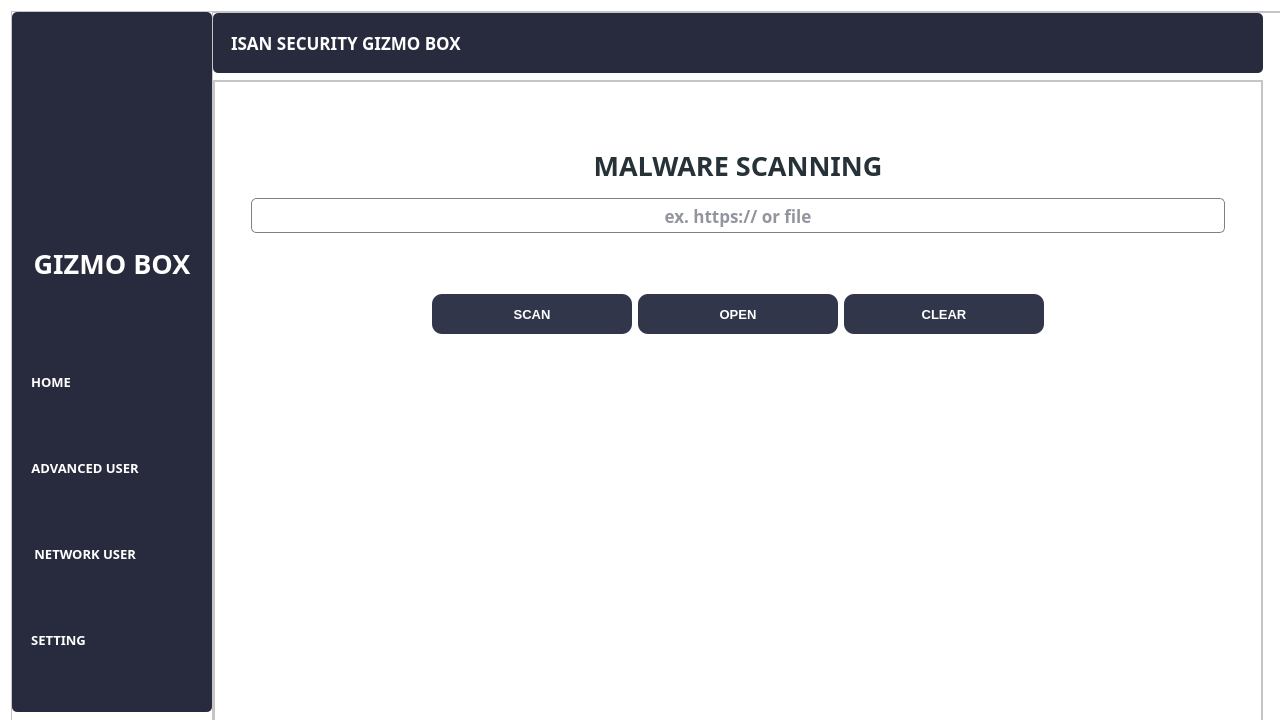
Old version of the form assets/ui/mainUI.ui in the repository NicasioTn/Windows-ISAN-Security-Gizmo-Box.
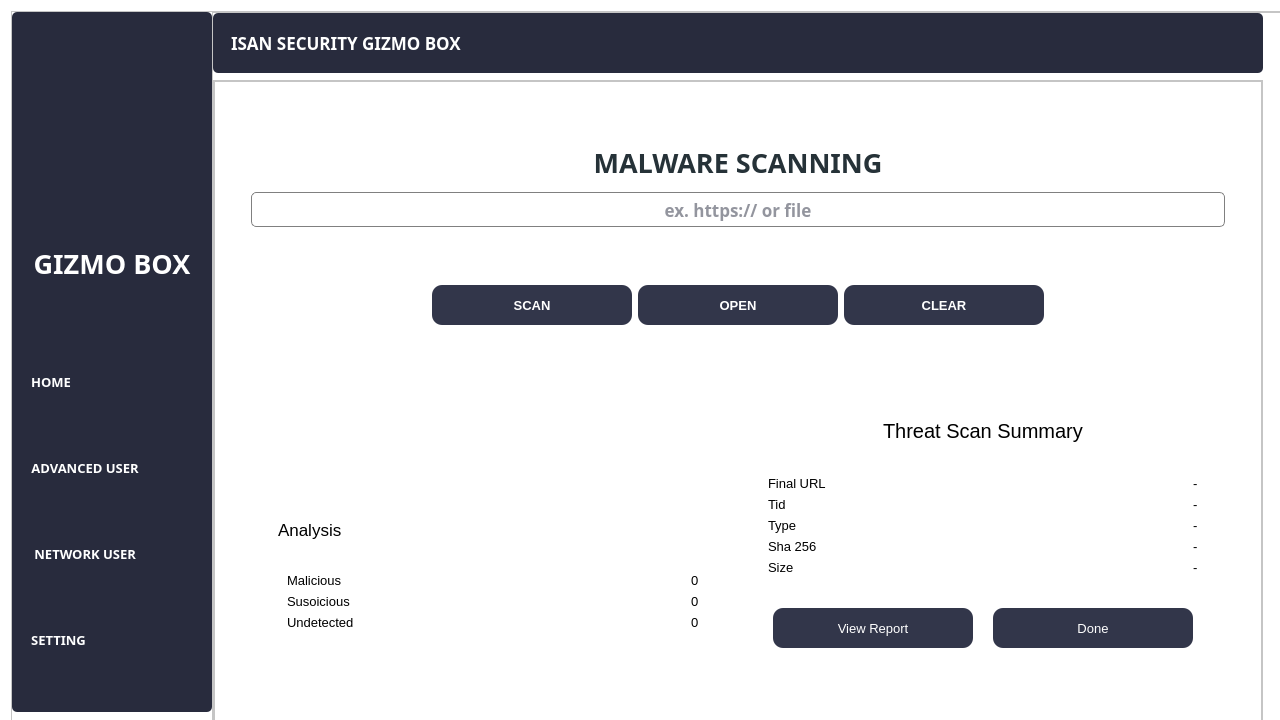
New version of the form. The open tabs and pages were chosen to show the change. Icons and pictures are not drawn.

Diff of the .ui file:
```diff
--- a/assets/ui/mainUI.ui
+++ b/assets/ui/mainUI.ui
@@ -6216,6 +6216,413 @@
                            <property name="frameShadow">
                             <enum>QFrame::Raised</enum>
                            </property>
+                           <layout class="QHBoxLayout" name="horizontalLayout_3">
+                            <item>
+                             <widget class="QWidget" name="widget" native="true">
+                              <layout class="QVBoxLayout" name="verticalLayout_6">
+                               <item>
+                                <widget class="QWidget" name="widget_3" native="true">
+                                 <layout class="QHBoxLayout" name="horizontalLayout_45">
+                                  <item>
+                                   <widget class="QLabel" name="label_imagemalware">
+                                    <property name="minimumSize">
+                                     <size>
+                                      <width>50</width>
+                                      <height>50</height>
+                                     </size>
+                                    </property>
+                                    <property name="maximumSize">
+                                     <size>
+                                      <width>50</width>
+                                      <height>50</height>
+                                     </size>
+                                    </property>
+                                    <property name="text">
+                                     <string/>
+                                    </property>
+                                    <property name="pixmap">
+                                     <pixmap>../images/icons8-malware-50.png</pixmap>
+                                    </property>
+                                    <property name="scaledContents">
+                                     <bool>true</bool>
+                                    </property>
+                                   </widget>
+                                  </item>
+                                 </layout>
+                                </widget>
+                               </item>
+                               <item>
+                                <widget class="QWidget" name="widget_4" native="true">
+                                 <layout class="QVBoxLayout" name="verticalLayout_57">
+                                  <item>
+                                   <widget class="QWidget" name="widget_8" native="true">
+                                    <layout class="QVBoxLayout" name="verticalLayout_60">
+                                     <item>
+                                      <widget class="QLabel" name="label_Analysis">
+                                       <property name="font">
+                                        <font>
+                                         <pointsize>13</pointsize>
+                                        </font>
+                                       </property>
+                                       <property name="text">
+                                        <string>Analysis</string>
+                                       </property>
+                                      </widget>
+                                     </item>
+                                    </layout>
+                                   </widget>
+                                  </item>
+                                  <item>
+                                   <widget class="QWidget" name="widget_5" native="true">
+                                    <layout class="QHBoxLayout" name="horizontalLayout_44">
+                                     <item>
+                                      <widget class="QWidget" name="widget_6" native="true">
+                                       <layout class="QVBoxLayout" name="verticalLayout_55">
+                                        <item>
+                                         <widget class="QLabel" name="label_malicious">
+                                          <property name="font">
+                                           <font>
+                                            <pointsize>10</pointsize>
+                                           </font>
+                                          </property>
+                                          <property name="text">
+                                           <string>Malicious</string>
+                                          </property>
+                                         </widget>
+                                        </item>
+                                        <item>
+                                         <widget class="QLabel" name="label_suspicious">
+                                          <property name="font">
+                                           <font>
+                                            <pointsize>10</pointsize>
+                                           </font>
+                                          </property>
+                                          <property name="text">
+                                           <string>Susoicious</string>
+                                          </property>
+                                         </widget>
+                                        </item>
+                                        <item>
+                                         <widget class="QLabel" name="label_undetected">
+                                          <property name="font">
+                                           <font>
+                                            <pointsize>10</pointsize>
+                                           </font>
+                                          </property>
+                                          <property name="text">
+                                           <string>Undetected</string>
+                                          </property>
+                                         </widget>
+                                        </item>
+                                       </layout>
+                                      </widget>
+                                     </item>
+                                     <item alignment="Qt::AlignRight">
+                                      <widget class="QWidget" name="widget_9" native="true">
+                                       <layout class="QVBoxLayout" name="verticalLayout_61">
+                                        <item>
+                                         <widget class="QLabel" name="label_maliciousResult">
+                                          <property name="font">
+                                           <font>
+                                            <pointsize>10</pointsize>
+                                           </font>
+                                          </property>
+                                          <property name="text">
+                                           <string>0</string>
+                                          </property>
+                                         </widget>
+                                        </item>
+                                        <item>
+                                         <widget class="QLabel" name="label_suspiciousResult">
+                                          <property name="font">
+                                           <font>
+                                            <pointsize>10</pointsize>
+                                           </font>
+                                          </property>
+                                          <property name="text">
+                                           <string>0</string>
+                                          </property>
+                                         </widget>
+                                        </item>
+                                        <item>
+                                         <widget class="QLabel" name="label_undetectedResult">
+                                          <property name="font">
+                                           <font>
+                                            <pointsize>10</pointsize>
+                                           </font>
+                                          </property>
+                                          <property name="text">
+                                           <string>0</string>
+                                          </property>
+                                         </widget>
+                                        </item>
+                                       </layout>
+                                      </widget>
+                                     </item>
+                                    </layout>
+                                   </widget>
+                                  </item>
+                                 </layout>
+                                </widget>
+                               </item>
+                              </layout>
+                             </widget>
+                            </item>
+                            <item>
+                             <widget class="QWidget" name="widget_2" native="true">
+                              <layout class="QVBoxLayout" name="verticalLayout_62">
+                               <item alignment="Qt::AlignHCenter|Qt::AlignTop">
+                                <widget class="QWidget" name="widget_7" native="true">
+                                 <layout class="QVBoxLayout" name="verticalLayout_63">
+                                  <item alignment="Qt::AlignTop">
+                                   <widget class="QLabel" name="label_scanSummary">
+                                    <property name="font">
+                                     <font>
+                                      <pointsize>15</pointsize>
+                                     </font>
+                                    </property>
+                                    <property name="text">
+                                     <string>Threat Scan Summary</string>
+                                    </property>
+                                   </widget>
+                                  </item>
+                                 </layout>
+                                </widget>
+                               </item>
+                               <item>
+                                <widget class="QWidget" name="widget_10" native="true">
+                                 <layout class="QHBoxLayout" name="horizontalLayout_46">
+                                  <item>
+                                   <widget class="QWidget" name="widget_11" native="true">
+                                    <layout class="QVBoxLayout" name="verticalLayout_64">
+                                     <item>
+                                      <widget class="QLabel" name="label_finalURL">
+                                       <property name="font">
+                                        <font>
+                                         <pointsize>10</pointsize>
+                                        </font>
+                                       </property>
+                                       <property name="text">
+                                        <string>Final URL</string>
+                                       </property>
+                                      </widget>
+                                     </item>
+                                     <item>
+                                      <widget class="QLabel" name="label_tid">
+                                       <property name="font">
+                                        <font>
+                                         <pointsize>10</pointsize>
+                                        </font>
+                                       </property>
+                                       <property name="text">
+                                        <string>Tid</string>
+                                       </property>
+                                      </widget>
+                                     </item>
+                                     <item>
+                                      <widget class="QLabel" name="label_typeMalware">
+                                       <property name="font">
+                                        <font>
+                                         <pointsize>10</pointsize>
+                                        </font>
+                                       </property>
+                                       <property name="text">
+                                        <string>Type</string>
+                                       </property>
+                                      </widget>
+                                     </item>
+                                     <item>
+                                      <widget class="QLabel" name="label_sha256">
+                                       <property name="font">
+                                        <font>
+                                         <pointsize>10</pointsize>
+                                        </font>
+                                       </property>
+                                       <property name="text">
+                                        <string>Sha 256</string>
+                                       </property>
+                                      </widget>
+                                     </item>
+                                     <item>
+                                      <widget class="QLabel" name="label_size">
+                                       <property name="font">
+                                        <font>
+                                         <pointsize>10</pointsize>
+                                        </font>
+                                       </property>
+                                       <property name="text">
+                                        <string>Size</string>
+                                       </property>
+                                      </widget>
+                                     </item>
+                                    </layout>
+                                   </widget>
+                                  </item>
+                                  <item alignment="Qt::AlignRight">
+                                   <widget class="QWidget" name="widget_12" native="true">
+                                    <layout class="QVBoxLayout" name="verticalLayout_65">
+                                     <item>
+                                      <widget class="QLabel" name="label_finalURLResurlt">
+                                       <property name="font">
+                                        <font>
+                                         <pointsize>10</pointsize>
+                                        </font>
+                                       </property>
+                                       <property name="text">
+                                        <string>-</string>
+                                       </property>
+                                      </widget>
+                                     </item>
+                                     <item>
+                                      <widget class="QLabel" name="label_tidResult">
+                                       <property name="font">
+                                        <font>
+                                         <pointsize>10</pointsize>
+                                        </font>
+                                       </property>
+                                       <property name="text">
+                                        <string>-</string>
+                                       </property>
+                                      </widget>
+                                     </item>
+                                     <item>
+                                      <widget class="QLabel" name="label_typeMalwareResult">
+                                       <property name="font">
+                                        <font>
+                                         <pointsize>10</pointsize>
+                                        </font>
+                                       </property>
+                                       <property name="text">
+                                        <string>-</string>
+                                       </property>
+                                      </widget>
+                                     </item>
+                                     <item>
+                                      <widget class="QLabel" name="label_sha256Result">
+                                       <property name="font">
+                                        <font>
+                                         <pointsize>10</pointsize>
+                                        </font>
+                                       </property>
+                                       <property name="text">
+                                        <string>-</string>
+                                       </property>
+                                      </widget>
+                                     </item>
+                                     <item>
+                                      <widget class="QLabel" name="label_sizeResult">
+                                       <property name="font">
+                                        <font>
+                                         <pointsize>10</pointsize>
+                                        </font>
+                                       </property>
+                                       <property name="text">
+                                        <string>-</string>
+                                       </property>
+                                      </widget>
+                                     </item>
+                                    </layout>
+                                   </widget>
+                                  </item>
+                                 </layout>
+                                </widget>
+                               </item>
+                               <item>
+                                <widget class="QWidget" name="widget_13" native="true">
+                                 <layout class="QHBoxLayout" name="horizontalLayout_47">
+                                  <item>
+                                   <widget class="QPushButton" name="btn_viewReport">
+                                    <property name="minimumSize">
+                                     <size>
+                                      <width>200</width>
+                                      <height>40</height>
+                                     </size>
+                                    </property>
+                                    <property name="maximumSize">
+                                     <size>
+                                      <width>200</width>
+                                      <height>40</height>
+                                     </size>
+                                    </property>
+                                    <property name="font">
+                                     <font>
+                                      <pointsize>10</pointsize>
+                                     </font>
+                                    </property>
+                                    <property name="styleSheet">
+                                     <string notr="true"> QPushButton{
+		background-color: rgba(50,54,74,255);
+        border-radius: 5px;
+		color: rgb(255, 255, 255);
+    }
+ QPushButton{
+        border-radius: 10px;
+    }
+QPushButton:hover {
+	 border-radius: 10px;
+	 background-color: rgba(0,143,255,255);
+}
+QPushButton:pressed {
+	background-color: rgb(120, 120, 120);
+	color: rgb(255, 255, 255);
+}
+</string>
+                                    </property>
+                                    <property name="text">
+                                     <string>View Report</string>
+                                    </property>
+                                   </widget>
+                                  </item>
+                                  <item>
+                                   <widget class="QPushButton" name="btn_done">
+                                    <property name="minimumSize">
+                                     <size>
+                                      <width>200</width>
+                                      <height>40</height>
+                                     </size>
+                                    </property>
+                                    <property name="maximumSize">
+                                     <size>
+                                      <width>200</width>
+                                      <height>40</height>
+                                     </size>
+                                    </property>
+                                    <property name="font">
+                                     <font>
+                                      <pointsize>10</pointsize>
+                                     </font>
+                                    </property>
+                                    <property name="styleSheet">
+                                     <string notr="true"> QPushButton{
+		background-color: rgba(50,54,74,255);
+        border-radius: 5px;
+		color: rgb(255, 255, 255);
+    }
+ QPushButton{
+        border-radius: 10px;
+    }
+QPushButton:hover {
+	 border-radius: 10px;
+	 background-color: rgba(0,143,255,255);
+}
+QPushButton:pressed {
+	background-color: rgb(120, 120, 120);
+	color: rgb(255, 255, 255);
+}
+</string>
+                                    </property>
+                                    <property name="text">
+                                     <string>Done</string>
+                                    </property>
+                                   </widget>
+                                  </item>
+                                 </layout>
+                                </widget>
+                               </item>
+                              </layout>
+                             </widget>
+                            </item>
+                           </layout>
                           </widget>
                          </item>
                         </layout>
```
Left out of the diff: 46 changed lines with no effect on the pictures.
